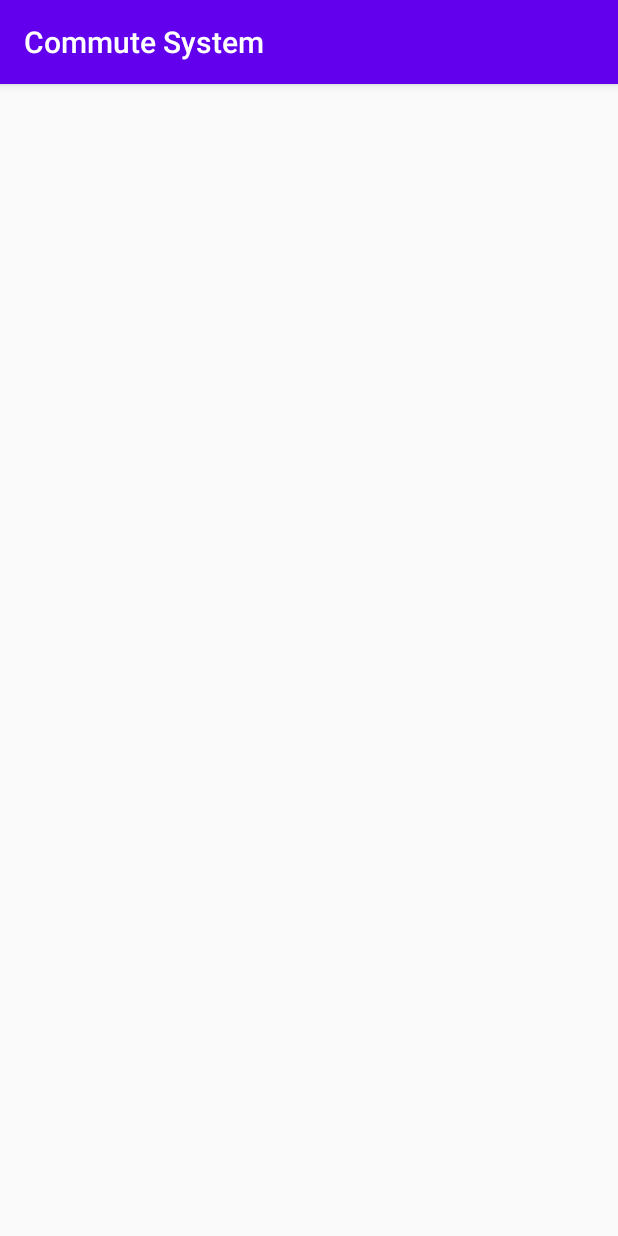
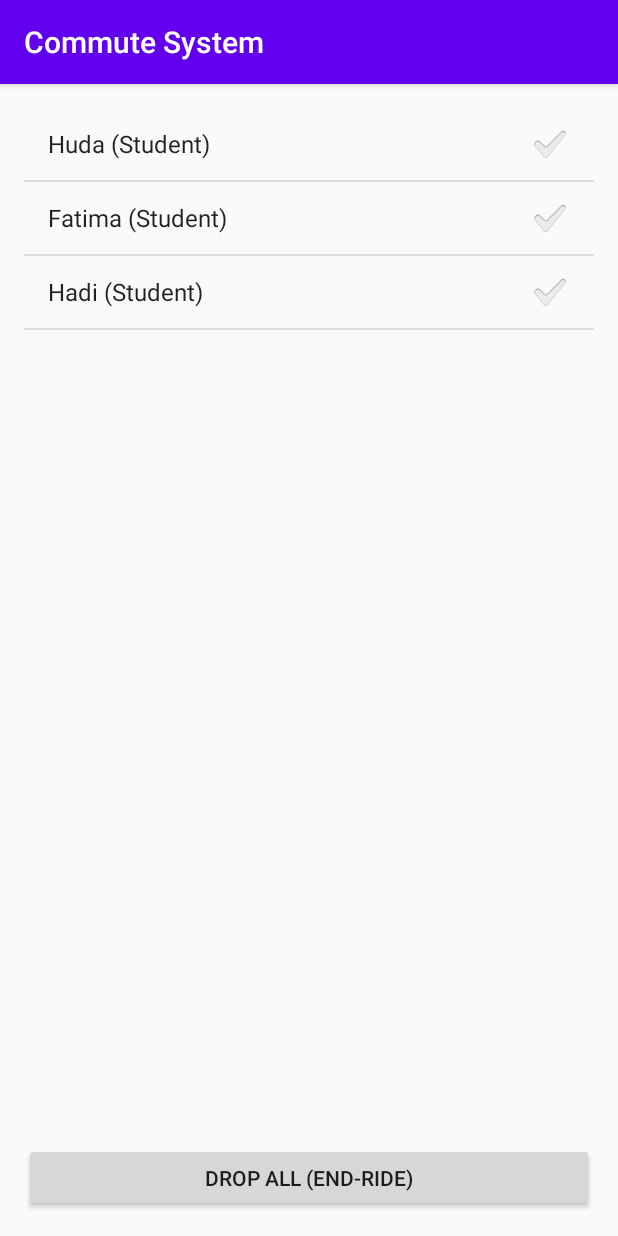
Before and after one commit to MHarisHussain/CommuteSystem, an Android app: the ShareDriverLocation screen opened directly, with no data from a screen before it, on a phone screen of 412 x 824 dp. Run offline under Robolectric (Android 15) with nearby library versions, the phone set to English and light mode, and no system bars.

Commit message:
List View Added with Checkbox

```diff
--- a/app/src/main/java/com/haris/commutesystem/ShareDriverLocation.java
+++ b/app/src/main/java/com/haris/commutesystem/ShareDriverLocation.java
@@ -1,95 +1,84 @@
 package com.haris.commutesystem;
 
-import androidx.annotation.NonNull;
 import androidx.appcompat.app.AppCompatActivity;
-import androidx.core.app.ActivityCompat;
 
-import android.Manifest;
-import android.content.pm.PackageManager;
-import android.location.Location;
-import android.location.LocationListener;
-import android.location.LocationManager;
+import android.content.Intent;
 import android.os.Bundle;
+import android.util.SparseBooleanArray;
+import android.view.View;
+import android.widget.AdapterView;
+import android.widget.ArrayAdapter;
+import android.widget.Button;
+import android.widget.CheckedTextView;
+import android.widget.ListView;
 import android.widget.Toast;
 
-import com.google.android.gms.maps.GoogleMap;
-import com.google.android.gms.maps.model.Marker;
-import com.google.firebase.database.DatabaseReference;
-import com.google.firebase.database.FirebaseDatabase;
 
-public class ShareDriverLocation extends AppCompatActivity implements LocationListener {
+public class ShareDriverLocation extends AppCompatActivity {
 
-    private GoogleMap mMap;
-    private DatabaseReference reference;
-    private LocationManager manager;
-    private final int MIN_TIME = 1000; // 1 sec
-    private final int MIN_DISTANCE = 1; // 1 meter
-    Marker myMarker;
+    private ListView listView;
+    private Button button;
 
     @Override
     protected void onCreate(Bundle savedInstanceState) {
         super.onCreate(savedInstanceState);
         setContentView(R.layout.activity_share_driver_location);
-        manager = (LocationManager) getSystemService(LOCATION_SERVICE);
-        reference = FirebaseDatabase.getInstance().getReference().child("User-101");
-        Toast.makeText(this, "Location Sharing", Toast.LENGTH_SHORT).show();
-        getLocationUpdates();
+
+        this.listView = (ListView)findViewById(R.id.listView);
+        this.button = (Button)findViewById(R.id.button);
+
+        // CHOICE_MODE_NONE: (Default)
+        // (listView.setItemChecked(..) doest not work with CHOICE_MODE_NONE).
+        // CHOICE_MODE_SINGLE:
+        // CHOICE_MODE_MULTIPLE:
+        // CHOICE_MODE_MULTIPLE_MODAL:
+        this.listView.setChoiceMode(ListView.CHOICE_MODE_MULTIPLE);
+
+        this.listView.setOnItemClickListener(new AdapterView.OnItemClickListener() {
+
+            @Override
+            public void onItemClick(AdapterView<?> parent, View view, int position, long id) {
+                CheckedTextView v = (CheckedTextView) view;
+                boolean currentCheck = v.isChecked();
+                UserAccount user = (UserAccount) listView.getItemAtPosition(position);
+                user.setActive(!currentCheck);
+            }
+        });
+        //
+
+        this.button.setOnClickListener(new View.OnClickListener() {
+            @Override
+            public void onClick(View v) {
+                printSelectedItems();
+            }
+        });
+
+        this.initListViewData();
     }
 
-    private void getLocationUpdates() {
-        if(manager != null){
-            if(ActivityCompat.checkSelfPermission(this, Manifest.permission.ACCESS_FINE_LOCATION) == PackageManager.PERMISSION_GRANTED &&
-                    ActivityCompat.checkSelfPermission(this, Manifest.permission.ACCESS_COARSE_LOCATION) == PackageManager.PERMISSION_GRANTED) {
-                if (manager.isProviderEnabled(LocationManager.GPS_PROVIDER)) {
-                    manager.requestLocationUpdates(LocationManager.GPS_PROVIDER, MIN_TIME, MIN_DISTANCE, this);
-                } else if (manager.isProviderEnabled(LocationManager.NETWORK_PROVIDER)) {
-                    manager.requestLocationUpdates(LocationManager.NETWORK_PROVIDER, MIN_TIME, MIN_DISTANCE, this);
-                } else {
-                    Toast.makeText(this, "No Provider Enable", Toast.LENGTH_SHORT).show();
-                }
-            }else{
-                ActivityCompat.requestPermissions(this, new String[]{Manifest.permission.ACCESS_FINE_LOCATION},101);
-            }
+    private void initListViewData()  {
+        UserAccount tom = new UserAccount("Huda","Student", false);
+        UserAccount jerry = new UserAccount("Fatima","Student", false);
+        UserAccount donald = new UserAccount("Hadi","Student", false);
+
+        UserAccount[] users = new UserAccount[]{tom,jerry, donald};
+
+        // android.R.layout.simple_list_item_checked:
+        // ListItem is very simple (Only one CheckedTextView).
+        ArrayAdapter<UserAccount> arrayAdapter
+                = new ArrayAdapter<UserAccount>(this, android.R.layout.simple_list_item_checked , users);
+
+        this.listView.setAdapter(arrayAdapter);
+
+        for(int i=0;i< users.length; i++ )  {
+            this.listView.setItemChecked(i,users[i].isActive());
         }
     }
 
-    @Override
-    public void onRequestPermissionsResult(int requestCode, @NonNull String[] permissions, @NonNull int[] grantResults) {
-        super.onRequestPermissionsResult(requestCode, permissions, grantResults);
-        if(requestCode == 101){
-            if(grantResults.length > 0 && grantResults[0] == PackageManager.PERMISSION_GRANTED){
-                getLocationUpdates();
-            }else{
-                Toast.makeText(this, "Premission Required", Toast.LENGTH_SHORT).show();
-            }
-        }
+    public void printSelectedItems()  {
+        Intent intent = new Intent(ShareDriverLocation.this, DriverLoginActivity.class);
+        startActivity(intent);
+        Toast.makeText(this, "Trip Completed", Toast.LENGTH_LONG).show();
     }
 
-    @Override
-    public void onLocationChanged(Location location) {
-        if(location != null){
-            saveLocation(location);
-        }else{
-            Toast.makeText(this, "No Location", Toast.LENGTH_SHORT).show();
-        }
-    }
-
-    private void saveLocation(Location location) {
-        reference.setValue(location);
-    }
-
-    @Override
-    public void onStatusChanged(String provider, int status, Bundle extras) {
-
-    }
-
-    @Override
-    public void onProviderEnabled(String provider) {
-
-    }
-
-    @Override
-    public void onProviderDisabled(String provider) {
-
-    }
 }
--- /dev/null
+++ b/app/src/main/java/com/haris/commutesystem/UserAccount.java
@@ -0,0 +1,52 @@
+package com.haris.commutesystem;
+
+import java.io.Serializable;
+
+public class UserAccount implements Serializable {
+
+    private String userName;
+    private String userType;
+
+    private boolean active;
+
+    public UserAccount(String userName, String userType)  {
+        this.userName= userName;
+        this.userType = userType;
+        this.active= true;
+    }
+
+    public UserAccount(String userName, String userType, boolean active)  {
+        this.userName= userName;
+        this.userType = userType;
+        this.active= active;
+    }
+
+    public String getUserType() {
+        return userType;
+    }
+
+    public void setUserType(String userType) {
+        this.userType = userType;
+    }
+
+    public String getUserName() {
+        return userName;
+    }
+
+    public void setUserName(String userName) {
+        this.userName = userName;
+    }
+
+    public boolean isActive() {
+        return active;
+    }
+
+    public void setActive(boolean active) {
+        this.active = active;
+    }
+
+    @Override
+    public String toString() {
+        return this.userName +" ("+ this.userType+")";
+    }
+}
--- a/app/src/main/res/layout/activity_share_driver_location.xml
+++ b/app/src/main/res/layout/activity_share_driver_location.xml
@@ -6,4 +6,33 @@
     android:layout_height="match_parent"
     tools:context=".ShareDriverLocation">
 
+    <ListView
+        android:id="@+id/listView"
+        android:layout_width="0dp"
+        android:layout_height="0dp"
+        android:layout_marginStart="16dp"
+        android:layout_marginLeft="16dp"
+        android:layout_marginTop="16dp"
+        android:layout_marginEnd="16dp"
+        android:layout_marginRight="16dp"
+        android:layout_marginBottom="16dp"
+        app:layout_constraintBottom_toTopOf="@+id/button"
+        app:layout_constraintEnd_toEndOf="parent"
+        app:layout_constraintStart_toStartOf="parent"
+        app:layout_constraintTop_toTopOf="parent" />
+
+    <Button
+        android:id="@+id/button"
+        android:layout_width="0dp"
+        android:layout_height="46dp"
+        android:layout_marginStart="16dp"
+        android:layout_marginLeft="16dp"
+        android:layout_marginEnd="16dp"
+        android:layout_marginRight="16dp"
+        android:layout_marginBottom="16dp"
+        android:text="Drop All (End-Ride)"
+        app:layout_constraintBottom_toBottomOf="parent"
+        app:layout_constraintEnd_toEndOf="parent"
+        app:layout_constraintStart_toStartOf="parent" />
+
 </androidx.constraintlayout.widget.ConstraintLayout>
```
